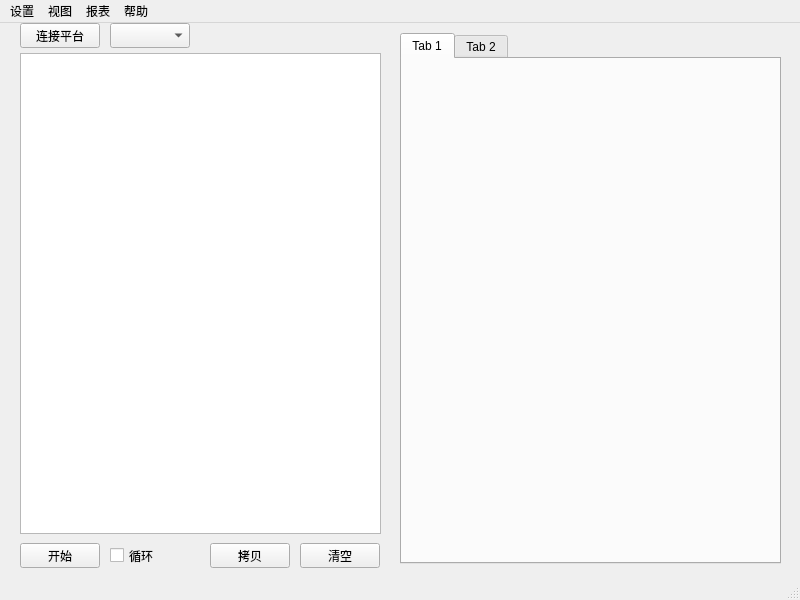
The window that hikeenat.ui (wayneso/HikeenAT) describes before a commit, drawn with Qt 5.
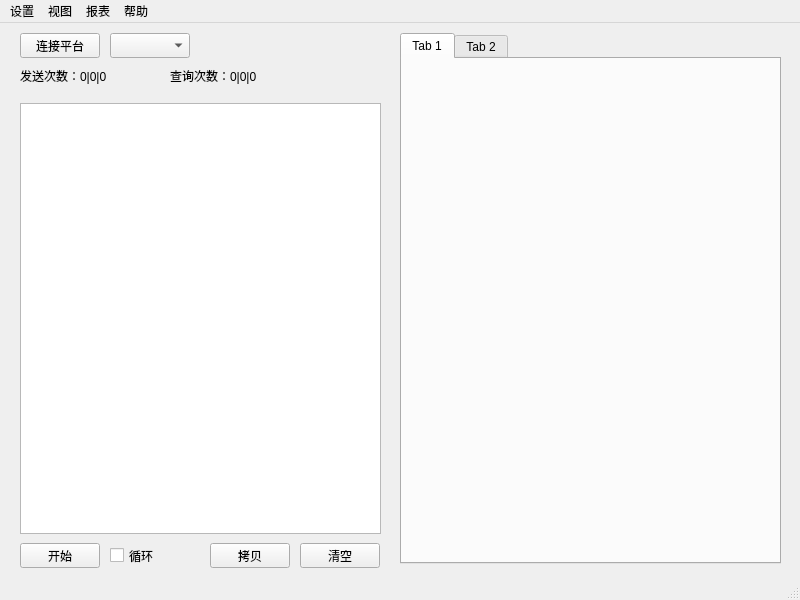
The same window after the commit.

What changed in the file:
```diff
--- a/hikeenat.ui
+++ b/hikeenat.ui
@@ -18,9 +18,9 @@
     <property name="geometry">
      <rect>
       <x>20</x>
-      <y>30</y>
+      <y>80</y>
       <width>361</width>
-      <height>481</height>
+      <height>431</height>
      </rect>
     </property>
    </widget>
@@ -28,7 +28,7 @@
     <property name="geometry">
      <rect>
       <x>20</x>
-      <y>0</y>
+      <y>10</y>
       <width>80</width>
       <height>25</height>
      </rect>
@@ -44,7 +44,7 @@
     <property name="geometry">
      <rect>
       <x>110</x>
-      <y>0</y>
+      <y>10</y>
       <width>80</width>
       <height>25</height>
      </rect>
@@ -125,6 +125,32 @@
      </attribute>
     </widget>
    </widget>
+   <widget class="QLabel" name="sent_count_label">
+    <property name="geometry">
+     <rect>
+      <x>20</x>
+      <y>40</y>
+      <width>111</width>
+      <height>25</height>
+     </rect>
+    </property>
+    <property name="text">
+     <string>发送次数：0|0|0</string>
+    </property>
+   </widget>
+   <widget class="QLabel" name="query_count_label">
+    <property name="geometry">
+     <rect>
+      <x>170</x>
+      <y>40</y>
+      <width>121</width>
+      <height>25</height>
+     </rect>
+    </property>
+    <property name="text">
+     <string>查询次数：0|0|0</string>
+    </property>
+   </widget>
   </widget>
   <widget class="QMenuBar" name="menubar">
    <property name="geometry">
```
